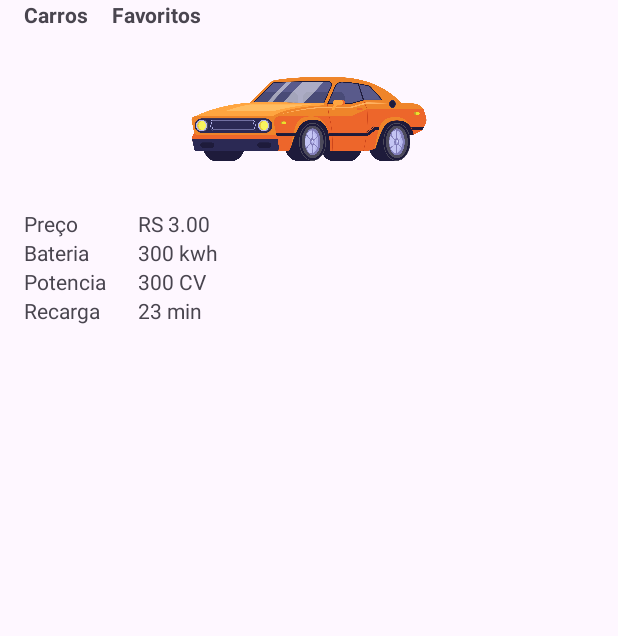
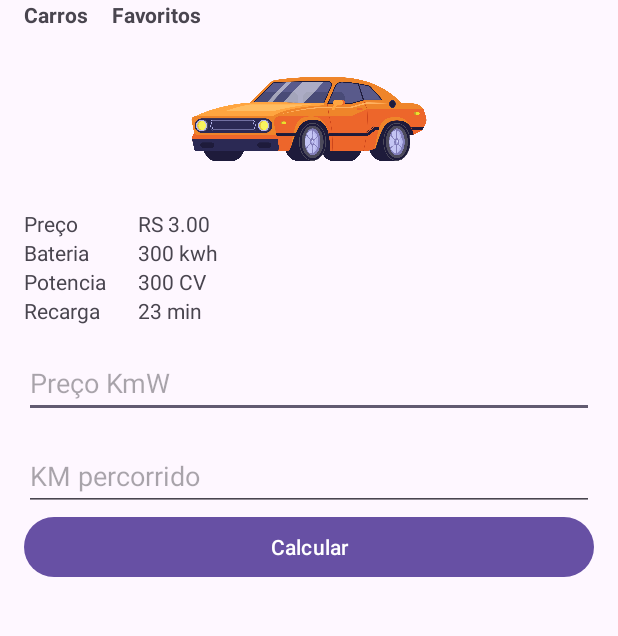
Before and after one commit to iyisakuma/AndroidDevelopment, an Android app: the screen it shows after launch (MainActivity), on a phone screen of 412 x 824 dp, the part 73-709 px from its top. Run offline under Robolectric (Android 15) with nearby library versions, the phone set to English and light mode, and no system bars.

Commit message:
Implementado calculo de custo e finalizacao aula 2

```diff
--- a/EletricCarApp/app/src/main/java/br/igor/eletriccarapp/MainActivity.kt
+++ b/EletricCarApp/app/src/main/java/br/igor/eletriccarapp/MainActivity.kt
@@ -1,15 +1,50 @@
 package br.igor.eletriccarapp
 
 import android.os.Bundle
+import android.view.View
+import android.widget.Button
+import android.widget.EditText
+import android.widget.TextView
 import androidx.activity.enableEdgeToEdge
 import androidx.appcompat.app.AppCompatActivity
 import androidx.core.view.ViewCompat
 import androidx.core.view.WindowInsetsCompat
+import androidx.core.view.isVisible
 
 class MainActivity : AppCompatActivity() {
+
+    lateinit var et_km_percorrido : EditText
+    lateinit var et_khw : EditText
+    lateinit var bt_calcular : Button
+    lateinit var tv_resultado : TextView
     override fun onCreate(savedInstanceState: Bundle?) {
         super.onCreate(savedInstanceState)
         enableEdgeToEdge()
         setContentView(R.layout.activity_main)
+        load()
+        addListeners()
+    }
+
+    private fun load(){
+        et_khw = findViewById(R.id.et_khw)
+        et_km_percorrido = findViewById(R.id.et_km_percorrido)
+        bt_calcular = findViewById(R.id.bt_calcular)
+        tv_resultado = findViewById(R.id.tv_resultado)
+    }
+
+    private fun addListeners(){
+        bt_calcular.setOnClickListener {calculaConsumo()
+        }
+    }
+
+    private fun calculaConsumo(){
+
+        val precoKmW = et_khw.text.toString().toFloat()
+        val kmPercorrido = et_km_percorrido.text.toString().toFloat()
+
+        val resultado = kmPercorrido * precoKmW
+        tv_resultado.setText("Resultado: RS " + resultado )
+        tv_resultado.visibility = View.VISIBLE
+
     }
 }
--- a/EletricCarApp/app/src/main/res/layout/activity_main.xml
+++ b/EletricCarApp/app/src/main/res/layout/activity_main.xml
@@ -83,7 +83,7 @@
         app:layout_constraintTop_toBottomOf="@id/tv_bateria_label"/>
     <TextView
         android:id="@+id/tv_potencia_value"
-        android:layout_width="wrap_content"
+        android:layout_width="0dp"
         android:layout_height="wrap_content"
         android:text="300 CV"
         android:layout_marginLeft="16dp"
@@ -105,4 +105,34 @@
         app:layout_constraintStart_toEndOf="@+id/tv_recarga_label"
         app:layout_constraintTop_toTopOf="@id/tv_recarga_label"/>
 
+    <EditText
+        android:id="@+id/et_khw"
+        android:layout_width="match_parent"
+        android:layout_height="46dp"
+        android:hint="@string/pre_o_kmw"
+        android:inputType="numberDecimal"
+        app:layout_constraintTop_toBottomOf="@id/tv_recarga_label"
+        android:layout_marginTop="16dp"/>
+    <EditText
+        android:id="@+id/et_km_percorrido"
+        android:layout_width="match_parent"
+        android:layout_height="46dp"
+        android:hint="@string/km_percorrido"
+        android:inputType="numberDecimal"
+        app:layout_constraintTop_toBottomOf="@id/et_khw"
+        android:layout_marginTop="16dp"/>
+    <Button
+        android:id="@+id/bt_calcular"
+        android:layout_width="match_parent"
+        android:layout_height="wrap_content"
+        android:text="@string/calcular"
+        app:layout_constraintTop_toBottomOf="@id/et_km_percorrido"/>
+
+
+    <TextView
+        android:id="@+id/tv_resultado"
+        android:layout_width="wrap_content"
+        android:layout_height="wrap_content"
+        app:layout_constraintTop_toBottomOf="@id/bt_calcular"
+        android:visibility="gone"/>
 </androidx.constraintlayout.widget.ConstraintLayout>
--- a/EletricCarApp/app/src/main/res/values/strings.xml
+++ b/EletricCarApp/app/src/main/res/values/strings.xml
@@ -3,4 +3,7 @@
     <string name="title">Eletric Car</string>
     <string name="favoritos">Favoritos</string>
     <string name="carros">Carros</string>
+    <string name="pre_o_kmw">Preço KmW</string>
+    <string name="km_percorrido">KM percorrido</string>
+    <string name="calcular">Calcular</string>
 </resources>
```
